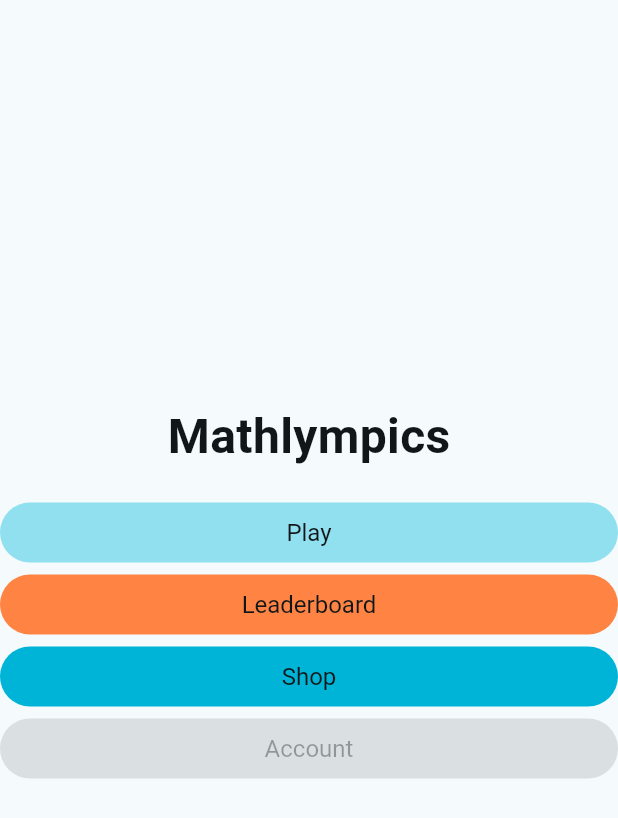
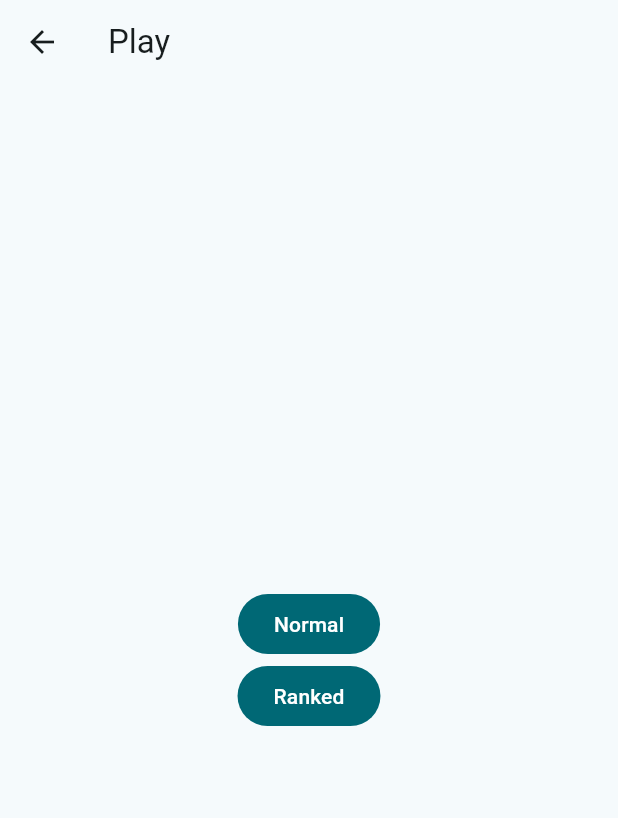
Before and after one commit to BagetTeam/Mathlympics, a Flutter app: the screen it shows after launch, after a tap on "Play", on a phone screen of 412 x 824 dp. Shown: the top 818 px of the screen. Run offline on Flutter 3.47's test engine with Material 3 defaults, Android fonts, the phone set to English and light mode, and no system bars.

Commit message:
added screen to play and added the game screen

```diff
--- a/lib/home.dart
+++ b/lib/home.dart
@@ -19,6 +19,13 @@ class Home extends StatelessWidget {
       fixedSize: WidgetStateProperty.all(Size(500, 35)),
       textStyle:
           WidgetStateProperty.all(TextStyle(fontSize: globalStyles.font.size)),
+      padding: WidgetStatePropertyAll(
+          EdgeInsets.symmetric(horizontal: 20, vertical: 10)),
+      shape: WidgetStatePropertyAll(
+        RoundedRectangleBorder(
+          borderRadius: BorderRadius.circular(25),
+        ),
+      ),
     );
     return Scaffold(
       // appBar: AppBar(
@@ -46,7 +53,9 @@ class Home extends StatelessWidget {
                         WidgetStateProperty.all(globalStyles.colors.primary),
                     foregroundColor:
                         WidgetStateProperty.all(globalStyles.colors.black)),
-                onPressed: () {},
+                onPressed: () {
+                  Navigator.pushNamed(context, '/play');
+                },
                 child: Text("Play")),
             FilledButton.tonal(
                 style: buttonStyle.copyWith(
--- a/lib/main.dart
+++ b/lib/main.dart
@@ -1,5 +1,7 @@
 import 'package:flutter/material.dart';
 import 'package:mathlympics/leaderboard.dart';
+import 'package:mathlympics/normal_game_screen.dart';
+import 'package:mathlympics/play_screen.dart';
 import 'global_styles.dart';
 import 'home.dart';
 
@@ -19,14 +21,18 @@ class MyApp extends StatelessWidget {
             ColorScheme.fromSeed(seedColor: globalStyles.colors.primary),
         useMaterial3: true,
       ),
-      initialRoute: '/home',
+      initialRoute: '/',
       routes: {
-        '/home': (context) => const Home(
+        '/': (context) => const Home(
               title: 'Mathlympics',
               user_level: 0,
               user_xp: 0,
             ),
-        '/leaderboard': (context) => const Leaderboard(user_id: 0)
+        '/leaderboard': (context) => const Leaderboard(user_id: 0),
+        '/play': (context) => const PlayScreen(),
+        '/play/normal': (context) => const PlayNormal(),
+        '/play/ranked': (context) => const PlayRanked(),
+        '/play/normal/cal20': (context) => const NormalGameScreen(),
       },
     );
   }
--- /dev/null
+++ b/lib/play_screen.dart
@@ -0,0 +1,68 @@
+import 'package:flutter/material.dart';
+
+class PlayScreen extends StatelessWidget {
+  const PlayScreen({
+    super.key,
+  });
+
+  @override
+  Widget build(BuildContext context) {
+    return Scaffold(
+      appBar: AppBar(
+        title: Text('Play'),
+      ),
+      body: Center(
+        child: Column(
+          mainAxisAlignment: MainAxisAlignment.center,
+          children: [
+            FilledButton(
+                onPressed: () {
+                  Navigator.pushNamed(context, '/play/normal');
+                },
+                child: Text("Normal")),
+            FilledButton(onPressed: () {}, child: Text("Ranked")),
+          ],
+        ),
+      ),
+    );
+  }
+}
+
+class PlayNormal extends StatelessWidget {
+  const PlayNormal({
+    super.key,
+  });
+
+  @override
+  Widget build(BuildContext context) {
+    return Scaffold(
+      appBar: AppBar(
+        title: Text('Play'),
+      ),
+      body: Center(
+        child: Column(
+          mainAxisAlignment: MainAxisAlignment.center,
+          children: [
+            FilledButton(
+                onPressed: () {
+                  Navigator.pushNamed(context, '/play/normal/cal20');
+                },
+                child: Text("Calculation x20")),
+            FilledButton(onPressed: () {}, child: Text("Integrals")),
+          ],
+        ),
+      ),
+    );
+  }
+}
+
+class PlayRanked extends StatelessWidget {
+  const PlayRanked({
+    super.key,
+  });
+
+  @override
+  Widget build(BuildContext context) {
+    throw UnimplementedError();
+  }
+}
```
Also changed, not shown: lib/normal_game_screen.dart (added, +207 -0 lines).
